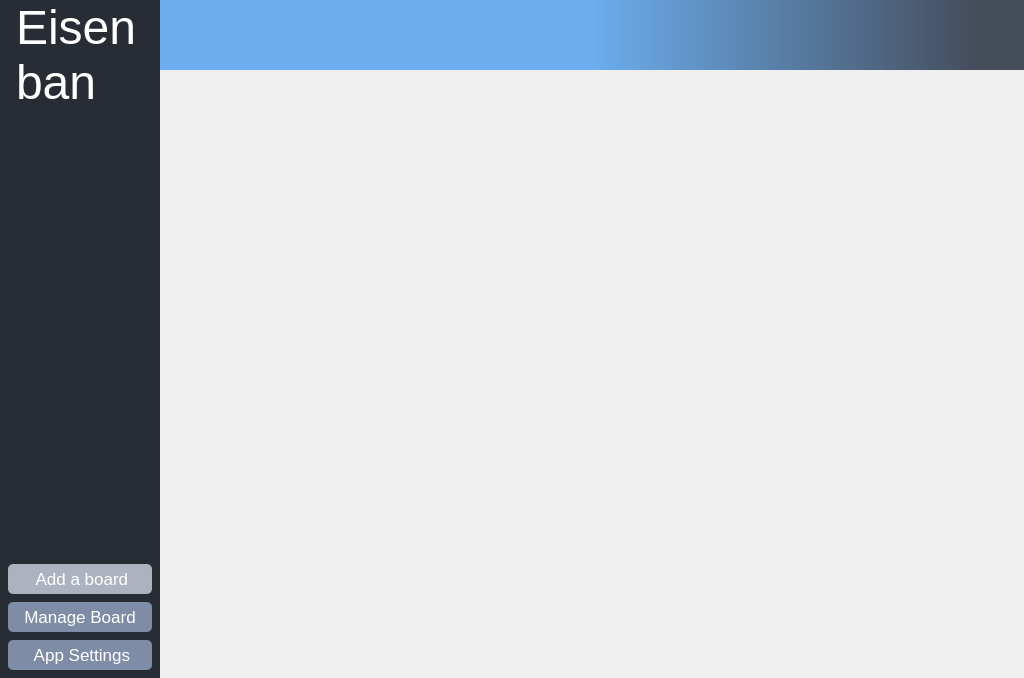
Before: the Qt Designer form src/eisenban/ui/main.ui in clockworksspheres/eisenban, drawn with Qt 5.
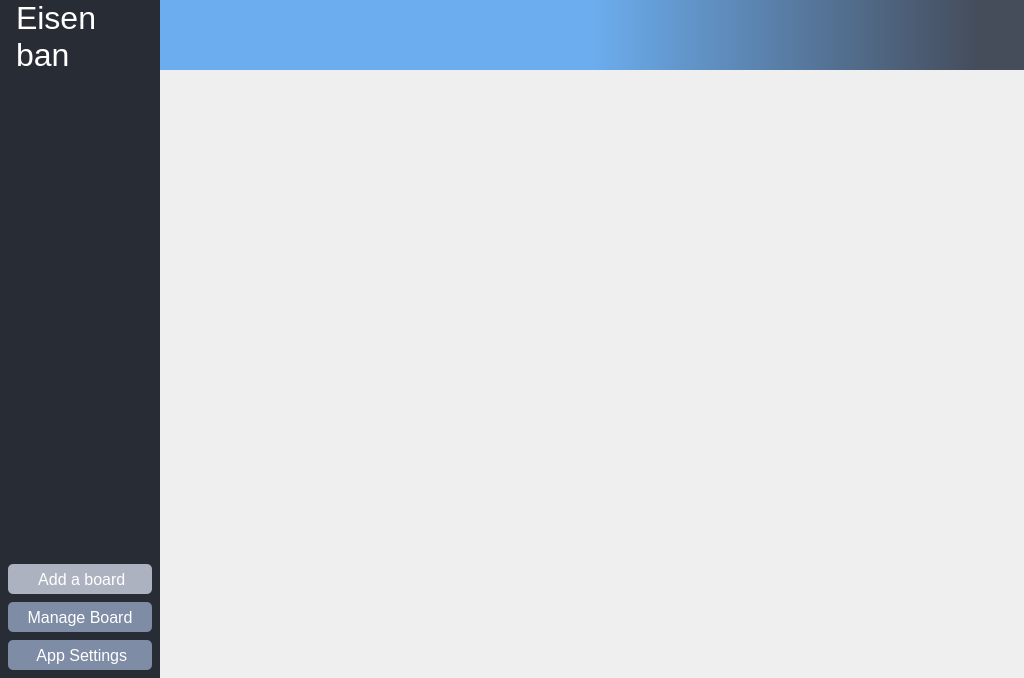
After: the same form once the commit is applied. Icons and pictures are not drawn.

Diff of the .ui file:
```diff
--- a/src/eisenban/ui/main.ui
+++ b/src/eisenban/ui/main.ui
@@ -109,7 +109,7 @@
             <property name="font">
              <font>
               <family>Arimo</family>
-              <pointsize>36</pointsize>
+              <pointsize>24</pointsize>
              </font>
             </property>
             <property name="styleSheet">
@@ -207,7 +207,7 @@
                <x>0</x>
                <y>0</y>
                <width>144</width>
-               <height>481</height>
+               <height>509</height>
               </rect>
              </property>
              <layout class="QVBoxLayout" name="verticalLayout_4">
@@ -241,7 +241,7 @@
             <property name="font">
              <font>
               <family>Arimo</family>
-              <pointsize>13</pointsize>
+              <pointsize>12</pointsize>
              </font>
             </property>
             <property name="cursor">
@@ -288,7 +288,7 @@
             <property name="font">
              <font>
               <family>Arimo</family>
-              <pointsize>13</pointsize>
+              <pointsize>12</pointsize>
              </font>
             </property>
             <property name="cursor">
@@ -335,7 +335,7 @@
             <property name="font">
              <font>
               <family>Arimo</family>
-              <pointsize>13</pointsize>
+              <pointsize>12</pointsize>
              </font>
             </property>
             <property name="cursor">
```
Left out of the diff: 9 changed lines with no effect on the pictures.
